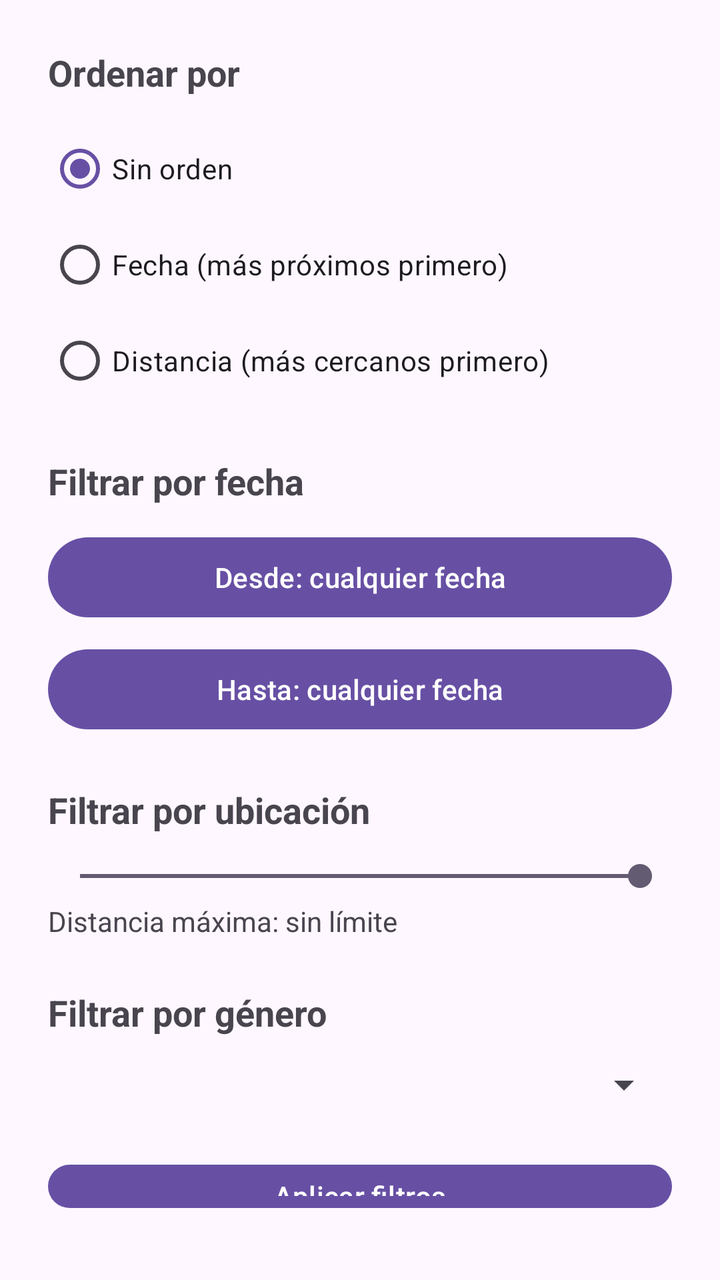
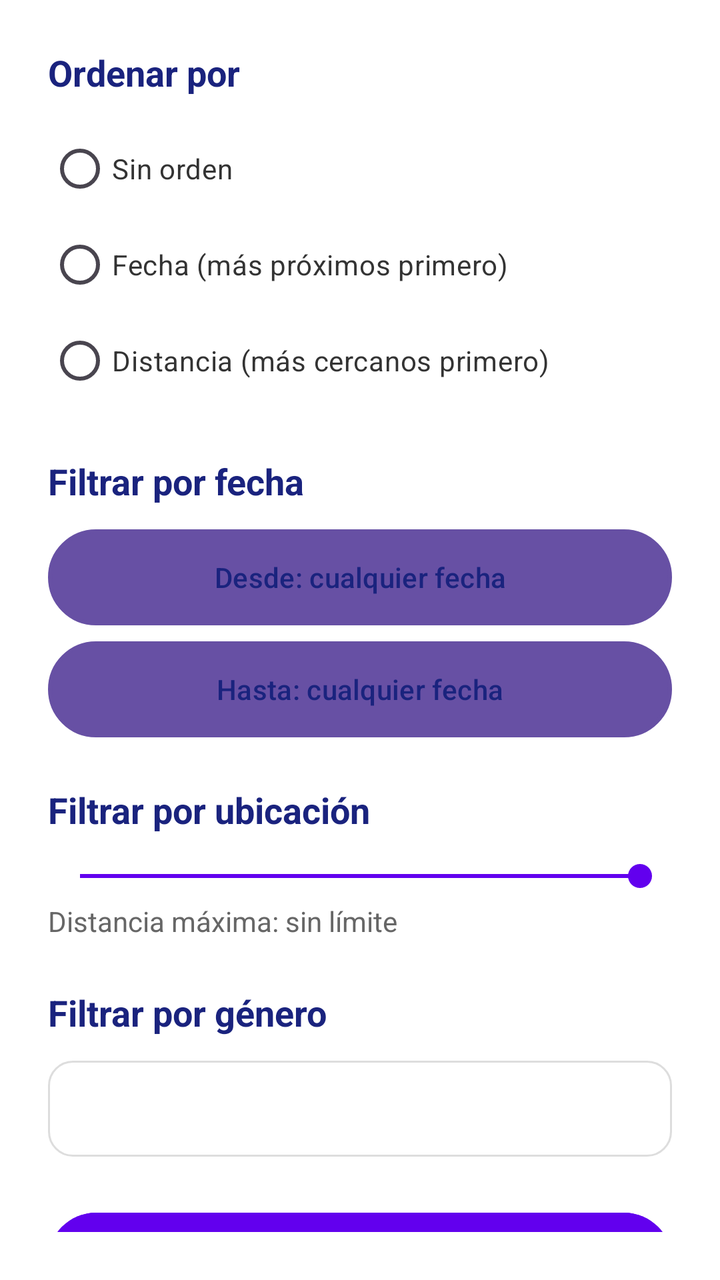

Compare the two renders of this Android layout. The source of the first and the diff that turns it into the second are given below.
<!-- AndroidManifest.xml: application theme Theme.Projecte -->
<!-- res/layout/fragment_filtro_bottom_sheet.xml -->
<?xml version="1.0" encoding="utf-8"?>
<LinearLayout xmlns:android="http://schemas.android.com/apk/res/android"
    android:layout_width="match_parent"
    android:layout_height="wrap_content"
    android:orientation="vertical"
    android:padding="24dp">

    <TextView
        android:layout_width="wrap_content"
        android:layout_height="wrap_content"
        android:text="Ordenar por"
        android:textSize="18sp"
        android:textStyle="bold"
        android:layout_marginBottom="12dp"/>

    <RadioGroup
        android:id="@+id/radioGroupOrden"
        android:layout_width="match_parent"
        android:layout_height="wrap_content"
        android:layout_marginBottom="24dp">

        <RadioButton
            android:id="@+id/radioSinOrden"
            android:layout_width="wrap_content"
            android:layout_height="wrap_content"
            android:text="Sin orden"
            android:checked="true"/>

        <RadioButton
            android:id="@+id/radioFechaAsc"
            android:layout_width="wrap_content"
            android:layout_height="wrap_content"
            android:text="Fecha (más próximos primero)"/>

        <RadioButton
            android:id="@+id/radioLejaniaAsc"
            android:layout_width="wrap_content"
            android:layout_height="wrap_content"
            android:text="Distancia (más cercanos primero)"/>

    </RadioGroup>

    <TextView
        android:layout_width="wrap_content"
        android:layout_height="wrap_content"
        android:text="Filtrar por fecha"
        android:textSize="18sp"
        android:textStyle="bold"
        android:layout_marginBottom="12dp"/>

    <Button
        android:id="@+id/btnFechaDesde"
        android:layout_width="match_parent"
        android:layout_height="wrap_content"
        android:text="Desde: cualquier fecha"
        android:layout_marginBottom="8dp"/>

    <Button
        android:id="@+id/btnFechaHasta"
        android:layout_width="match_parent"
        android:layout_height="wrap_content"
        android:text="Hasta: cualquier fecha"
        android:layout_marginBottom="24dp"/>

    <TextView
        android:layout_width="wrap_content"
        android:layout_height="wrap_content"
        android:text="Filtrar por ubicación"
        android:textSize="18sp"
        android:textStyle="bold"
        android:layout_marginBottom="12dp"/>

    <SeekBar
        android:id="@+id/seekBarDistancia"
        android:layout_width="match_parent"
        android:layout_height="wrap_content"
        android:max="100"
        android:progress="100"
        android:layout_marginBottom="4dp"/>

    <TextView
        android:id="@+id/txtDistancia"
        android:layout_width="wrap_content"
        android:layout_height="wrap_content"
        android:text="Distancia máxima: sin límite"
        android:layout_marginBottom="24dp"/>

    <TextView
        android:layout_width="wrap_content"
        android:layout_height="wrap_content"
        android:text="Filtrar por género"
        android:textSize="18sp"
        android:textStyle="bold"
        android:layout_marginBottom="12dp"/>

    <Spinner
        android:id="@+id/spinnerGeneroFiltro"
        android:layout_width="match_parent"
        android:layout_height="wrap_content"
        android:layout_marginBottom="24dp"/>

    <Button
        android:id="@+id/btnAplicar"
        android:layout_width="match_parent"
        android:layout_height="wrap_content"
        android:text="Aplicar filtros"
        android:layout_marginBottom="8dp"/>

    <Button
        android:id="@+id/btnLimpiar"
        android:layout_width="match_parent"
        android:layout_height="wrap_content"
        android:text="Limpiar filtros"/>

</LinearLayout>
<!-- resources referenced by this layout -->
<resources>
  <style name="Theme.Projecte" parent="Base.Theme.Projecte" />
  <style name="Base.Theme.Projecte" parent="Theme.Material3.DayNight.NoActionBar">
          
          
      </style>
</resources>

<!-- the commit's change to res/layout/fragment_filtro_bottom_sheet.xml (unified diff, before → after) -->
@@ -1,8 +1,10 @@
 <?xml version="1.0" encoding="utf-8"?>
 <LinearLayout xmlns:android="http://schemas.android.com/apk/res/android"
+    xmlns:app="http://schemas.android.com/apk/res-auto"
     android:layout_width="match_parent"
     android:layout_height="wrap_content"
     android:orientation="vertical"
+    android:background="#FFFFFF"
     android:padding="24dp">
 
     <TextView
@@ -11,6 +13,7 @@
         android:text="Ordenar por"
         android:textSize="18sp"
         android:textStyle="bold"
+        android:textColor="#1A237E"
         android:layout_marginBottom="12dp"/>
 
     <RadioGroup
@@ -24,20 +27,21 @@
             android:layout_width="wrap_content"
             android:layout_height="wrap_content"
             android:text="Sin orden"
-            android:checked="true"/>
+            android:textColor="#333333"/>
 
         <RadioButton
             android:id="@+id/radioFechaAsc"
             android:layout_width="wrap_content"
             android:layout_height="wrap_content"
-            android:text="Fecha (más próximos primero)"/>
+            android:text="Fecha (más próximos primero)"
+            android:textColor="#333333"/>
 
         <RadioButton
             android:id="@+id/radioLejaniaAsc"
             android:layout_width="wrap_content"
             android:layout_height="wrap_content"
-            android:text="Distancia (más cercanos primero)"/>
-
+            android:text="Distancia (más cercanos primero)"
+            android:textColor="#333333"/>
     </RadioGroup>
 
     <TextView
@@ -46,6 +50,7 @@
         android:text="Filtrar por fecha"
         android:textSize="18sp"
         android:textStyle="bold"
+        android:textColor="#1A237E"
         android:layout_marginBottom="12dp"/>
 
     <Button
@@ -53,6 +58,10 @@
         android:layout_width="match_parent"
         android:layout_height="wrap_content"
         android:text="Desde: cualquier fecha"
+        android:textColor="#1A237E"
+        android:backgroundTint="@android:color/transparent"
+        android:background="@drawable/btn_outline_primary"
+        app:cornerRadius="30dp"
         android:layout_marginBottom="8dp"/>
 
     <Button
@@ -60,6 +69,10 @@
         android:layout_width="match_parent"
         android:layout_height="wrap_content"
         android:text="Hasta: cualquier fecha"
+        android:textColor="#1A237E"
+        android:backgroundTint="@android:color/transparent"
+        android:background="@drawable/btn_outline_primary"
+        app:cornerRadius="30dp"
         android:layout_marginBottom="24dp"/>
 
     <TextView
@@ -68,6 +81,7 @@
         android:text="Filtrar por ubicación"
         android:textSize="18sp"
         android:textStyle="bold"
+        android:textColor="#1A237E"
         android:layout_marginBottom="12dp"/>
 
     <SeekBar
@@ -76,13 +90,16 @@
         android:layout_height="wrap_content"
         android:max="100"
         android:progress="100"
-        android:layout_marginBottom="4dp"/>
+        android:layout_marginBottom="4dp"
+        android:progressTint="#6200EE"
+        android:thumbTint="#6200EE"/>
 
     <TextView
         android:id="@+id/txtDistancia"
         android:layout_width="wrap_content"
         android:layout_height="wrap_content"
         android:text="Distancia máxima: sin límite"
+        android:textColor="#666666"
         android:layout_marginBottom="24dp"/>
 
     <TextView
@@ -91,25 +108,33 @@
         android:text="Filtrar por género"
         android:textSize="18sp"
         android:textStyle="bold"
+        android:textColor="#1A237E"
         android:layout_marginBottom="12dp"/>
 
     <Spinner
         android:id="@+id/spinnerGeneroFiltro"
         android:layout_width="match_parent"
-        android:layout_height="wrap_content"
+        android:layout_height="48dp"
+        android:background="@drawable/bg_spinner_rounded"
         android:layout_marginBottom="24dp"/>
 
     <Button
         android:id="@+id/btnAplicar"
         android:layout_width="match_parent"
-        android:layout_height="wrap_content"
+        android:layout_height="56dp"
         android:text="Aplicar filtros"
+        android:textColor="#FFFFFF"
+        android:backgroundTint="#6200EE"
+        app:cornerRadius="30dp"
         android:layout_marginBottom="8dp"/>
 
     <Button
         android:id="@+id/btnLimpiar"
         android:layout_width="match_parent"
-        android:layout_height="wrap_content"
-        android:text="Limpiar filtros"/>
-
+        android:layout_height="56dp"
+        android:text="Limpiar filtros"
+        android:textColor="#1A237E"
+        android:backgroundTint="@android:color/transparent"
+        android:background="@drawable/btn_outline_primary"
+        app:cornerRadius="30dp"/>
 </LinearLayout>
<!-- resource entries referenced after the edit -->
@@ -1,5 +1,16 @@
 <!-- resources referenced by this layout -->
 <resources>
+  <!-- drawable bg_spinner_rounded (drawable) -->
+  <shape xmlns:android="http://schemas.android.com/apk/res/android" android:shape="rectangle">
+      <solid android:color="#FFFFFF" />
+      <stroke android:width="1dp" android:color="#DDDDDD" />
+      <corners android:radius="12dp" />
+  </shape>
+  <!-- drawable btn_outline_primary (drawable) -->
+  <shape xmlns:android="http://schemas.android.com/apk/res/android" android:shape="rectangle">
+      <stroke android:width="2dp" android:color="#6200EE" />
+      <corners android:radius="30dp" />
+  </shape>
   <style name="Theme.Projecte" parent="Base.Theme.Projecte" />
   <style name="Base.Theme.Projecte" parent="Theme.Material3.DayNight.NoActionBar">
           
